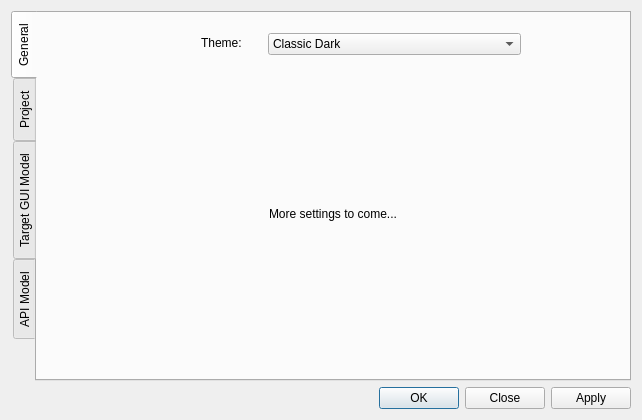
Old version of the form src/gui/ui/manageprojectdialog.ui in the repository facade-technologies-inc/facile.
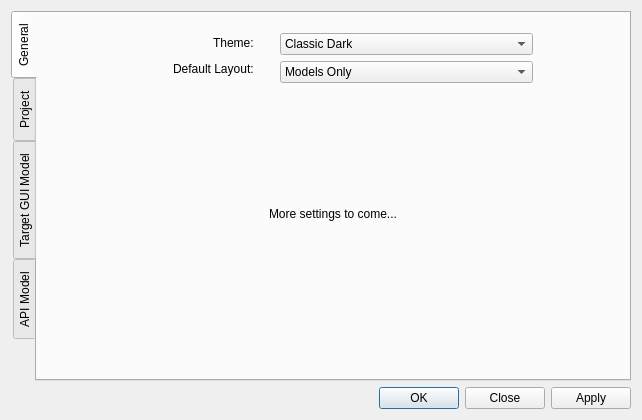
New version of the form. The open tabs and pages were chosen to show the change.

Commit message: More new and fixed functionality: - Modality is fixed - New Message Box class - Added new titlebar to all windows in Facile - Updated qtmodern readme to have license - Made close, max, min buttons larger - Retouched existing dialogs

Diff of the .ui file:
```diff
--- a/src/gui/ui/manageprojectdialog.ui
+++ b/src/gui/ui/manageprojectdialog.ui
@@ -83,13 +83,13 @@
         </item>
        </layout>
       </widget>
-      <widget class="QWidget" name="">
+      <widget class="QWidget" name="layoutWidget">
        <property name="geometry">
         <rect>
          <x>10</x>
          <y>20</y>
          <width>571</width>
-         <height>54</height>
+         <height>141</height>
         </rect>
        </property>
        <layout class="QHBoxLayout" name="horizontalLayout_10">
@@ -135,6 +135,30 @@
             </item>
            </layout>
           </item>
+          <item>
+           <layout class="QHBoxLayout" name="horizontalLayout_23">
+            <item>
+             <spacer name="horizontalSpacer_34">
+              <property name="orientation">
+               <enum>Qt::Horizontal</enum>
+              </property>
+              <property name="sizeHint" stdset="0">
+               <size>
+                <width>40</width>
+                <height>20</height>
+               </size>
+              </property>
+             </spacer>
+            </item>
+            <item>
+             <widget class="QLabel" name="label_8">
+              <property name="text">
+               <string>Default Layout:</string>
+              </property>
+             </widget>
+            </item>
+           </layout>
+          </item>
           <item>
            <spacer name="verticalSpacer">
             <property name="orientation">
@@ -208,6 +232,39 @@
             </item>
            </widget>
           </item>
+          <item>
+           <widget class="QComboBox" name="layoutBox">
+            <property name="minimumSize">
+             <size>
+              <width>253</width>
+              <height>0</height>
+             </size>
+            </property>
+            <property name="currentText">
+             <string>Classic</string>
+            </property>
+            <item>
+             <property name="text">
+              <string>Models Only</string>
+             </property>
+            </item>
+            <item>
+             <property name="text">
+              <string>Essentials</string>
+             </property>
+            </item>
+            <item>
+             <property name="text">
+              <string>Classic</string>
+             </property>
+            </item>
+            <item>
+             <property name="text">
+              <string>All</string>
+             </property>
+            </item>
+           </widget>
+          </item>
           <item>
            <spacer name="verticalSpacer_2">
             <property name="orientation">
```
Left out of the diff: 4 changed lines with no effect on the pictures. The commit also changes 17 other files.
